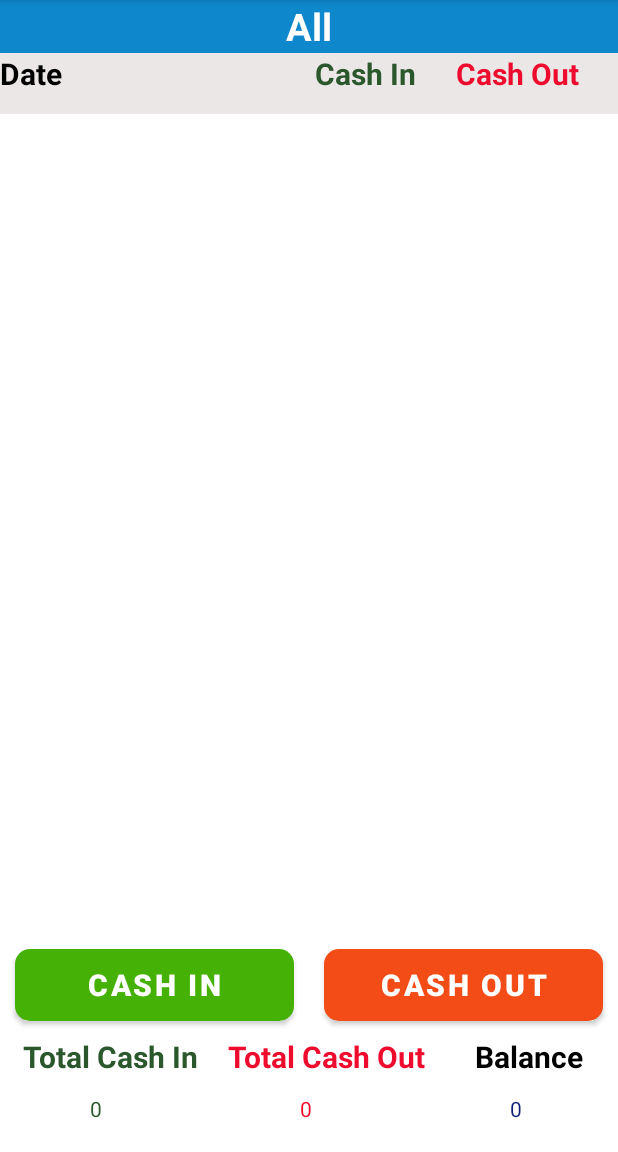
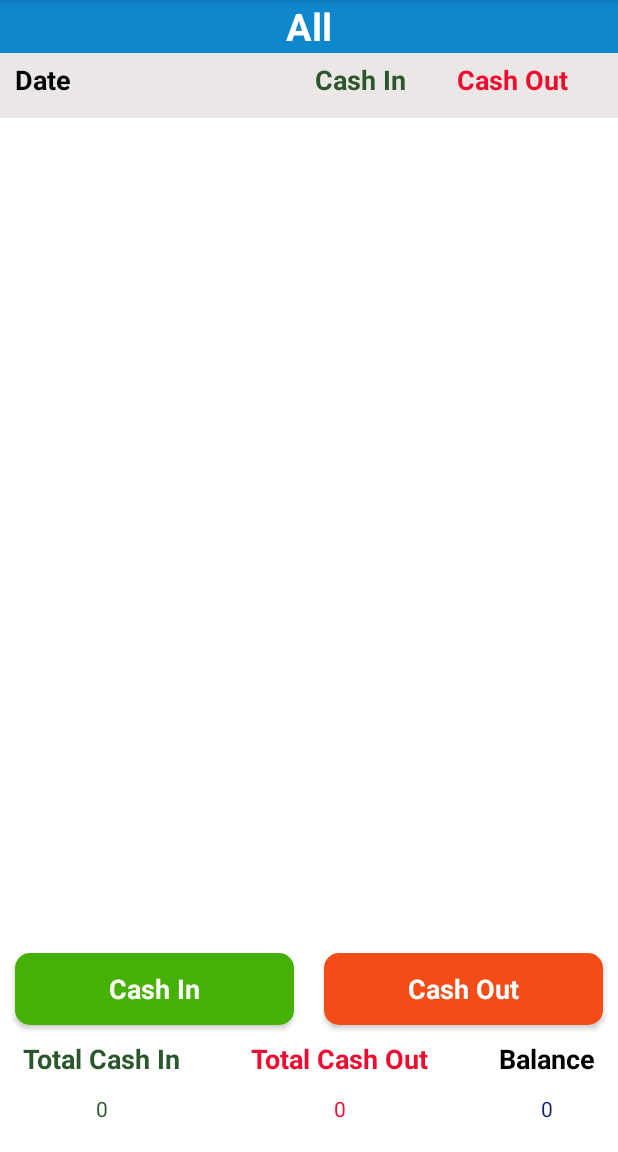
Before and after one commit to preethi-venkatesan/Cash-Book, an Android app: the screen it shows after launch (MainActivity), on a phone screen of 412 x 824 dp, the part 84-1236 px from its top. Run offline under Robolectric (Android 15) with nearby library versions, the phone set to English and light mode, and no system bars; our stand-ins replace Room's generated code.

Commit message:
Final commit

```diff
--- a/app/src/main/res/layout/activity_main.xml
+++ b/app/src/main/res/layout/activity_main.xml
@@ -22,7 +22,7 @@
         android:layout_marginStart="15dp"
         android:text="Total Cash In"
         android:textColor="@color/green"
-        android:textSize="20dp"
+        android:textAppearance="@style/TextAppearance.AppCompat.Medium"
         android:textStyle="bold"
         app:layout_constraintBottom_toBottomOf="parent"
         app:layout_constraintStart_toStartOf="parent" />
@@ -31,13 +31,13 @@
         android:id="@+id/TotalCashOut"
         android:layout_width="wrap_content"
         android:layout_height="wrap_content"
-        android:layout_marginStart="20dp"
         android:layout_marginBottom="50dp"
         android:text="Total Cash Out"
+        android:textAppearance="@style/TextAppearance.AppCompat.Medium"
         android:textColor="@color/red"
-        android:textSize="20dp"
         android:textStyle="bold"
         app:layout_constraintBottom_toBottomOf="parent"
+        app:layout_constraintEnd_toStartOf="@+id/Balance"
         app:layout_constraintStart_toEndOf="@+id/TotalCashIn" />
 
     <TextView
@@ -45,25 +45,25 @@
         android:layout_width="wrap_content"
         android:layout_height="wrap_content"
         android:layout_marginBottom="50dp"
+        android:layout_marginEnd="15dp"
         android:text="Balance"
         android:layout_marginStart="10dp"
         android:textColor="@color/black"
-        android:textSize="20dp"
+        android:textAppearance="@style/TextAppearance.AppCompat.Medium"
         android:textStyle="bold"
         app:layout_constraintBottom_toBottomOf="parent"
-        app:layout_constraintEnd_toEndOf="parent"
-        app:layout_constraintStart_toEndOf="@+id/TotalCashOut" />
+        app:layout_constraintEnd_toEndOf="parent" />
 
     <TextView
         android:id="@+id/tvCashIn"
         android:layout_width="wrap_content"
         android:layout_height="wrap_content"
-        android:layout_marginStart="60dp"
         android:layout_marginBottom="8dp"
         android:text="1000"
         android:textColor="@color/green"
         app:layout_constraintBottom_toBottomOf="parent"
-        app:layout_constraintStart_toStartOf="parent"
+        app:layout_constraintEnd_toEndOf="@+id/TotalCashIn"
+        app:layout_constraintStart_toStartOf="@+id/TotalCashIn"
         app:layout_constraintTop_toBottomOf="@+id/TotalCashIn" />
 
 
@@ -71,24 +71,24 @@
         android:id="@+id/tvCashOut"
         android:layout_width="wrap_content"
         android:layout_height="wrap_content"
-        android:layout_marginStart="200dp"
         android:layout_marginBottom="8dp"
         android:text="1000"
         android:textColor="@color/red"
         app:layout_constraintBottom_toBottomOf="parent"
-        app:layout_constraintStart_toStartOf="parent"
+        app:layout_constraintEnd_toEndOf="@+id/TotalCashOut"
+        app:layout_constraintStart_toStartOf="@+id/TotalCashOut"
         app:layout_constraintTop_toBottomOf="@+id/TotalCashOut" />
 
     <TextView
         android:id="@+id/tvBalance"
         android:layout_width="wrap_content"
         android:layout_height="wrap_content"
-        android:layout_marginStart="340dp"
         android:layout_marginBottom="8dp"
         android:text="1000"
         android:textColor="@color/darkBlue"
         app:layout_constraintBottom_toBottomOf="parent"
-        app:layout_constraintStart_toStartOf="parent"
+        app:layout_constraintEnd_toEndOf="@+id/Balance"
+        app:layout_constraintStart_toStartOf="@+id/Balance"
         app:layout_constraintTop_toBottomOf="@+id/Balance" />
 
     <Button
@@ -101,7 +101,7 @@
         app:backgroundTint="@color/green1"
         android:text="Cash In"
         android:textColor="@color/white"
-        android:textSize="20dp"
+        android:textAppearance="@style/TextAppearance.AppCompat.Medium"
         android:textStyle="bold"
         app:layout_constraintBottom_toTopOf="@+id/TotalCashIn"
         app:layout_constraintEnd_toStartOf="@+id/guideline"
@@ -118,7 +118,7 @@
         app:backgroundTint="@color/Orange"
         android:text="Cash Out"
         android:textColor="@color/white"
-        android:textSize="20dp"
+        android:textAppearance="@style/TextAppearance.AppCompat.Medium"
         android:textStyle="bold"
         app:layout_constraintBottom_toTopOf="@+id/Balance"
         app:layout_constraintEnd_toEndOf="parent"
@@ -160,8 +160,10 @@
                 android:layout_height="wrap_content"
                 android:text="Date"
                 android:textColor="@color/black"
-                android:textSize="20dp"
+                android:textAppearance="@style/TextAppearance.AppCompat.Medium"
                 android:textStyle="bold"
+                android:layout_marginTop="5dp"
+                android:layout_marginStart="10dp"
                 app:layout_constraintStart_toStartOf="parent"
                 app:layout_constraintTop_toBottomOf="@+id/All"
                 tools:ignore="MissingConstraints" />
@@ -172,8 +174,9 @@
                 android:layout_height="wrap_content"
                 android:layout_marginStart="210dp"
                 android:text="Cash In"
+                android:layout_marginTop="5dp"
                 android:textColor="@color/green"
-                android:textSize="20dp"
+                android:textAppearance="@style/TextAppearance.AppCompat.Medium"
                 android:textStyle="bold"
                 app:layout_constraintStart_toStartOf="parent"
                 app:layout_constraintTop_toBottomOf="@+id/All" />
@@ -183,8 +186,9 @@
                 android:layout_width="wrap_content"
                 android:layout_height="wrap_content"
                 android:text="Cash Out"
+                android:layout_marginTop="5dp"
                 android:textColor="@color/red"
-                android:textSize="20dp"
+                android:textAppearance="@style/TextAppearance.AppCompat.Medium"
                 android:textStyle="bold"
                 app:layout_constraintEnd_toEndOf="parent"
                 app:layout_constraintStart_toEndOf="@+id/CashIn"
--- a/app/src/main/res/layout/item_list.xml
+++ b/app/src/main/res/layout/item_list.xml
@@ -21,7 +21,7 @@
             android:text="TextView"
             android:layout_marginStart="10dp"
             android:textColor="@color/black"
-            android:textSize="16dp"
+            android:textAppearance="@style/TextAppearance.AppCompat.Medium"
             android:textStyle="bold"
             app:layout_constraintBottom_toBottomOf="parent"
             app:layout_constraintStart_toStartOf="parent"
@@ -36,7 +36,7 @@
             android:visibility="invisible"
             android:textColor="@color/green"
             android:textStyle="bold"
-            android:textSize="16dp"
+            android:textAppearance="@style/TextAppearance.AppCompat.Medium"
             app:layout_constraintBottom_toBottomOf="parent"
             app:layout_constraintStart_toStartOf="parent"
             app:layout_constraintTop_toTopOf="parent" />
@@ -49,7 +49,7 @@
             android:textStyle="bold"
             android:layout_marginEnd="40dp"
             android:visibility="invisible"
-            android:textSize="16dp"
+            android:textAppearance="@style/TextAppearance.AppCompat.Medium"
             android:textColor="@color/red"
             app:layout_constraintBottom_toBottomOf="parent"
             app:layout_constraintEnd_toEndOf="parent"
```
